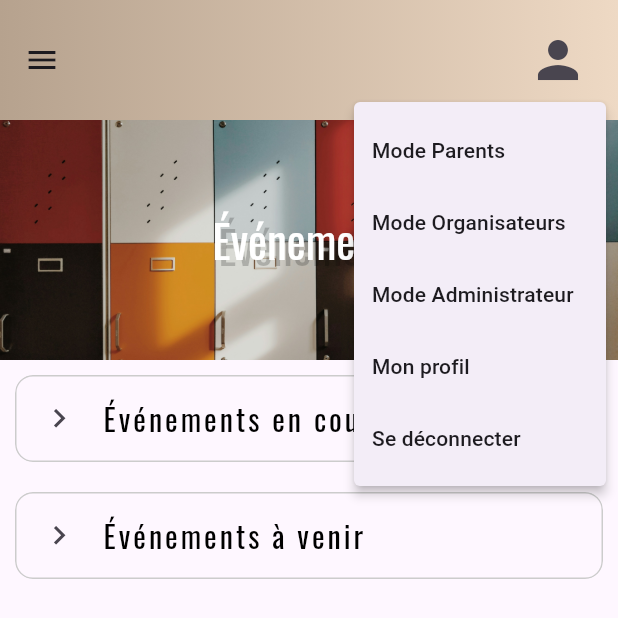
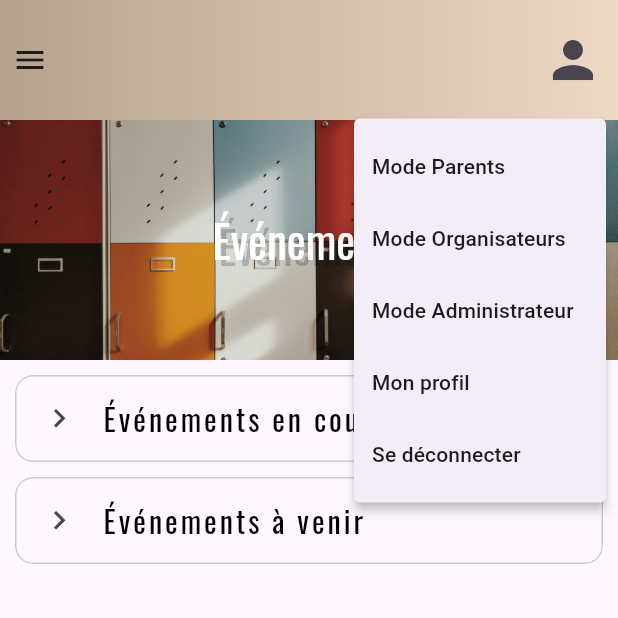
Before and after one commit to sarah-menuge/ape_manager_front, a Flutter app: the EvenementsViewMobile screen opened directly, after a tap on "Événements en cours", after a tap on "Événements à venir", after a tap on the "person" icon, on a phone screen of 412 x 824 dp. Shown: the top 618 px of the screen. Run offline on Flutter 3.47's test engine with Material 3 defaults, Android fonts, the phone set to English and light mode, and no system bars; our stand-ins replace device_info_plus, flutter_dotenv, flutter_secure_storage, google_fonts; missing offline and left inert: sticky_footer_scrollview, universal_html; accounts and stored records are empty.

Commit message:
Correctifs - refacto du header

```diff
--- a/lib/proprietes/constantes.dart
+++ b/lib/proprietes/constantes.dart
@@ -1,4 +1,5 @@
 import 'dart:ui';
+
 import 'package:flutter_dotenv/flutter_dotenv.dart';
 
 String URL_API = "${dotenv.env['URL_API']}";
@@ -7,7 +8,11 @@ String AUTO_LOGIN_TEST = "${dotenv.env['AUTO_LOGIN_TEST']}";
 String EMAIL_AUTO_LOGIN_TEST = "${dotenv.env['EMAIL_AUTO_LOGIN_TEST']}";
 String PASSWORD_AUTO_LOGIN_TEST = "${dotenv.env['PASSWORD_AUTO_LOGIN_TEST']}";
 
+// HEADER
 const double HEADER_HEIGHT = 80;
+const double HEADER_HEIGHT_MOBILE = 100;
+const double HEADER_HEIGHT_DESKTOP = 200;
+
 const double FOOTER_HEIGHT = 80;
 const double EXPANDED_TILE_WIDTH = 1750;
 const double PAGE_WIDTH = 1600;
--- a/lib/responsive/responsive_layout.dart
+++ b/lib/responsive/responsive_layout.dart
@@ -5,7 +5,8 @@ class ResponsiveLayout extends StatelessWidget {
   final Widget desktopBody;
   final int width;
 
-  const ResponsiveLayout({required this.mobileBody, required this.desktopBody,this.width = 600});
+  const ResponsiveLayout(
+      {required this.mobileBody, required this.desktopBody, this.width = 600});
 
   @override
   Widget build(BuildContext context) {
--- a/lib/views/accueil/accueil_view_desktop.dart
+++ b/lib/views/accueil/accueil_view_desktop.dart
@@ -12,9 +12,7 @@ class AccueilViewDesktop extends StatelessWidget {
   @override
   Widget build(BuildContext context) {
     return Scaffold(
-      appBar: HeaderAppli(
-        titre: '',
-      ),
+      appBar: HeaderAppli(),
       body: StickyFooterScrollView(
         footer: Footer(),
         itemBuilder: (BuildContext context, int index) {
--- a/lib/views/accueil/accueil_view_mobile.dart
+++ b/lib/views/accueil/accueil_view_mobile.dart
@@ -11,9 +11,7 @@ class AccueilViewMobile extends StatelessWidget {
   @override
   Widget build(BuildContext context) {
     return Scaffold(
-      appBar: HeaderAppli(
-        titre: '',
-      ),
+      appBar: HeaderAppli(),
       body: ListView(
         children: [
           ImageAccueil(),
--- a/lib/views/evenements/details/evenements_details_view_desktop.dart
+++ b/lib/views/evenements/details/evenements_details_view_desktop.dart
@@ -19,9 +19,7 @@ class EvenementsDetailsViewDesktop extends StatelessWidget {
   @override
   Widget build(BuildContext context) {
     return Scaffold(
-      appBar: const HeaderAppli(
-        titre: "",
-      ),
+      appBar: const HeaderAppli(),
       body: StickyFooterScrollView(
         footer: const Footer(),
         itemBuilder: (BuildContext context, int index) {
--- a/lib/views/evenements/details/evenements_details_view_mobile.dart
+++ b/lib/views/evenements/details/evenements_details_view_mobile.dart
@@ -18,9 +18,7 @@ class EvenementsDetailsViewMobile extends StatelessWidget {
   @override
   Widget build(BuildContext context) {
     return Scaffold(
-      appBar: const HeaderAppli(
-        titre: "",
-      ),
+      appBar: const HeaderAppli(),
       body: EvenementsDetailsWidget(
         evenement: evenement,
         listeView: Column(
--- a/lib/views/evenements/liste/evenements_view_desktop.dart
+++ b/lib/views/evenements/liste/evenements_view_desktop.dart
@@ -16,9 +16,7 @@ class EvenementViewDesktop extends StatelessWidget {
   @override
   Widget build(BuildContext context) {
     return Scaffold(
-      appBar: HeaderAppli(
-        titre: "",
-      ),
+      appBar: HeaderAppli(),
       body: StickyFooterScrollView(
         footer: Footer(),
         itemBuilder: (BuildContext context, int index) {
--- a/lib/views/evenements/liste/evenements_view_mobile.dart
+++ b/lib/views/evenements/liste/evenements_view_mobile.dart
@@ -15,9 +15,7 @@ class EvenementsViewMobile extends StatelessWidget {
   @override
   Widget build(BuildContext context) {
     return Scaffold(
-      appBar: HeaderAppli(
-        titre: "",
-      ),
+      appBar: HeaderAppli(),
       body: ListView(
         children: [
           Column(
--- a/lib/views/profile/profile_view_desktop.dart
+++ b/lib/views/profile/profile_view_desktop.dart
@@ -1,7 +1,8 @@
-import 'package:flutter/material.dart';
 import 'package:ape_manager_front/proprietes/couleurs.dart';
 import 'package:ape_manager_front/widgets/header_appli.dart';
+import 'package:flutter/material.dart';
 import 'package:url_launcher/url_launcher_string.dart';
+
 import '../../widgets/TextTitre.dart';
 import 'AllFields.dart';
 import 'BoutonAjouterEnfant.dart';
@@ -29,7 +30,7 @@ class _ProfileViewDesktopState extends State<ProfileViewDesktop> {
   @override
   Widget build(BuildContext context) {
     return Scaffold(
-      appBar: HeaderAppli(titre: ''),
+      appBar: HeaderAppli(),
       body: CustomScrollView(
         shrinkWrap: true,
         slivers: [
--- a/lib/views/profile/profile_view_mobile.dart
+++ b/lib/views/profile/profile_view_mobile.dart
@@ -25,7 +25,7 @@ class _ProfileViewMobileState extends State<ProfileViewMobile> {
   List<Widget> getWidgetOptions() {
     return <Widget>[
       Scaffold(
-        appBar: HeaderAppli(titre: ''),
+        appBar: HeaderAppli(),
         body: ListView(
           children: [
             TextTitre(titre: 'Mon Profil'),
@@ -100,7 +100,7 @@ class _ProfileViewMobileState extends State<ProfileViewMobile> {
         drawer: DrawerAppli(),
       ),
       Scaffold(
-        appBar: HeaderAppli(titre: ''),
+        appBar: HeaderAppli(),
         body: ListView(
           children: [
             TextTitre(titre: 'Mes Enfants'),
--- a/lib/widgets/expansion_tile_appli.dart
+++ b/lib/widgets/expansion_tile_appli.dart
@@ -35,11 +35,10 @@ class _ExpansionTileAppliState extends State<ExpansionTileAppli> {
     return ConstrainedBox(
       constraints: BoxConstraints(maxWidth: EXPANDED_TILE_WIDTH),
       child: Container(
-        margin: EdgeInsets.symmetric(
-          horizontal:
-              ResponsiveConstraint.getResponsiveValue(context, 10.0, 60.0),
-          vertical:
-              ResponsiveConstraint.getResponsiveValue(context, 10.0, 10.0),
+        margin: EdgeInsets.only(
+          top: ResponsiveConstraint.getResponsiveValue(context, 10.0, 30.0),
+          left: 10.0,
+          right: 10.0,
         ),
         width: MediaQuery.of(context).size.width,
         child: ExpansionTile(
--- a/lib/widgets/header_appli.dart
+++ b/lib/widgets/header_appli.dart
@@ -2,6 +2,7 @@
 
 import 'package:ape_manager_front/proprietes/constantes.dart';
 import 'package:ape_manager_front/proprietes/couleurs.dart';
+import 'package:ape_manager_front/providers/authentification_provider.dart';
 import 'package:ape_manager_front/responsive/responsive_layout.dart';
 import 'package:ape_manager_front/utils/font_utils.dart';
 import 'package:ape_manager_front/views/evenements/liste/evenements_view.dart';
@@ -10,38 +11,23 @@ import 'package:ape_manager_front/widgets/logo_appli.dart';
 import 'package:flutter/material.dart';
 import 'package:provider/provider.dart';
 
-import '../providers/authentification_provider.dart';
-
 class HeaderAppli extends StatelessWidget implements PreferredSizeWidget {
-  final String titre;
-
-  const HeaderAppli({required this.titre});
-
-  @override
-  Widget build(BuildContext context) {
-    return ResponsiveLayout(
-      mobileBody: HeaderAppliMobile(
-        titre: titre,
-      ),
-      desktopBody: HeaderAppliDesktop(
-        titre: titre,
-      ),
-    );
-  }
-
-  @override
-  Size get preferredSize => Size.fromHeight(HEADER_HEIGHT);
-}
-
-class HeaderAppliMobile extends StatelessWidget {
-  final String titre;
-
-  const HeaderAppliMobile({required this.titre});
+  const HeaderAppli({
+    super.key,
+  });
 
   @override
   Widget build(BuildContext context) {
     return AppBar(
-      toolbarHeight: 100,
+      // Logo de l'application situé à gauche du header pour le Desktop
+      leading:
+          ResponsiveConstraint.getResponsiveValue(context, null, LogoAppli()),
+      leadingWidth:
+          ResponsiveConstraint.getResponsiveValue(context, 0.0, 300.0),
+      // Hauteur du header
+      toolbarHeight:
+          ResponsiveConstraint.getResponsiveValue(context, 100.0, 200.0),
+      // Linéar gradient du header
       flexibleSpace: Container(
         decoration: const BoxDecoration(
           gradient: LinearGradient(
@@ -50,111 +36,13 @@ class HeaderAppliMobile extends StatelessWidget {
               colors: [HEADER_FONCE, HEADER_CLAIR]),
         ),
       ),
-      title: Text(
-        titre,
-        style: FontUtils.getFontApp(),
-      ),
-      centerTitle: true,
-      actions: [
-        PopupMenuButton(
-          position: PopupMenuPosition.under,
-          offset: Offset(0, 8),
-          padding: EdgeInsets.zero,
-          itemBuilder: (BuildContext context) {
-            return [
-              PopupMenuItem(
-                child: Text("Mode Parents"),
-              ),
-              PopupMenuItem(
-                child: Text("Mode Organisateurs"),
-              ),
-              PopupMenuItem(
-                child: Text("Mode Administrateur"),
-              ),
-              PopupMenuItem(
-                child: Text("Mon profil"),
-                onTap: () =>
-                    Navigator.pushNamed(context, ProfileView.routeName),
-              ),
-              PopupMenuItem(
-                child: Text("Se déconnecter"),
-                onTap: () {
-                  Provider.of<AuthentificationProvider>(context, listen: false)
-                      .logout(context);
-                },
-              ),
-            ];
-          },
-          child: Padding(
-            padding: EdgeInsets.only(right: 20),
-            child: Icon(
-              Icons.person,
-              size: 40,
-            ),
-          ),
-        ),
-      ],
-    );
-  }
-}
-
-class HeaderAppliDesktop extends StatelessWidget {
-  final String titre;
-
-  const HeaderAppliDesktop({required this.titre});
-
-  @override
-  Widget build(BuildContext context) {
-    return AppBar(
-      leading: LogoAppli(),
-      leadingWidth: 300,
-      toolbarHeight: 200,
-      flexibleSpace: Container(
-        decoration: const BoxDecoration(
-          gradient: LinearGradient(
-              begin: Alignment.topLeft,
-              end: Alignment.topRight,
-              colors: [HEADER_FONCE, HEADER_CLAIR]),
-        ),
-      ),
-      title: Text(
-        titre,
-        style: FontUtils.getFontApp(),
-      ),
-      centerTitle: true,
+      // Menu déroulant à droite de l'écran
       actions: [
         Row(
           children: [
-            Padding(
-              padding: EdgeInsets.only(right: 10),
-              child: InkWell(
-                child: Text(
-                  "Événements",
-                  style: FontUtils.getFontApp(fontSize: 15),
-                ),
-                onTap: () =>
-                    Navigator.pushNamed(context, EvenementsView.routeName),
-              ),
-            ),
-            VerticalDivider(
-              color: GRIS_FONCE,
-            ),
-            Padding(
-              padding: EdgeInsets.only(left: 10, right: 10),
-              child: Text(
-                "Mes commandes",
-                style: FontUtils.getFontApp(fontSize: 15),
-              ),
-            ),
-            VerticalDivider(
-              color: GRIS_FONCE,
-            ),
-            Padding(
-              padding: EdgeInsets.only(left: 10, right: 40),
-              child: Text(
-                "Mon panier",
-                style: FontUtils.getFontApp(fontSize: 15),
-              ),
+            ResponsiveLayout(
+              mobileBody: Container(),
+              desktopBody: getMenuHeaderDesktop(context),
             ),
             PopupMenuButton(
               position: PopupMenuPosition.under,
@@ -186,8 +74,8 @@ class HeaderAppliDesktop extends StatelessWidget {
                   ),
                 ];
               },
-              child: Padding(
-                padding: EdgeInsets.only(right: 20),
+              icon: Container(
+                margin: EdgeInsets.symmetric(horizontal: 10.0),
                 child: Icon(
                   Icons.person,
                   size: 40,
@@ -199,4 +87,32 @@ class HeaderAppliDesktop extends StatelessWidget {
       ],
     );
   }
+
+  @override
+  Size get preferredSize => Size.fromHeight(HEADER_HEIGHT);
+
+  Widget getMenuHeaderDesktop(BuildContext context) {
+    return Row(
+      children: [
+        Padding(
+          padding: EdgeInsets.only(right: 10),
+          child: InkWell(
+            child: Text(
+              "Événements",
+              style: FontUtils.getFontApp(fontSize: 15),
+            ),
+            onTap: () => Navigator.pushNamed(context, EvenementsView.routeName),
+          ),
+        ),
+        Container(height: 25, child: VerticalDivider(color: GRIS_FONCE)),
+        Padding(
+          padding: EdgeInsets.only(left: 10, right: 10),
+          child: Text(
+            "Mes commandes",
+            style: FontUtils.getFontApp(fontSize: 15),
+          ),
+        ),
+      ],
+    );
+  }
 }
```
Also changed, not shown: lib/widgets/scaffold_appli.dart (added, +40 -0 lines).
